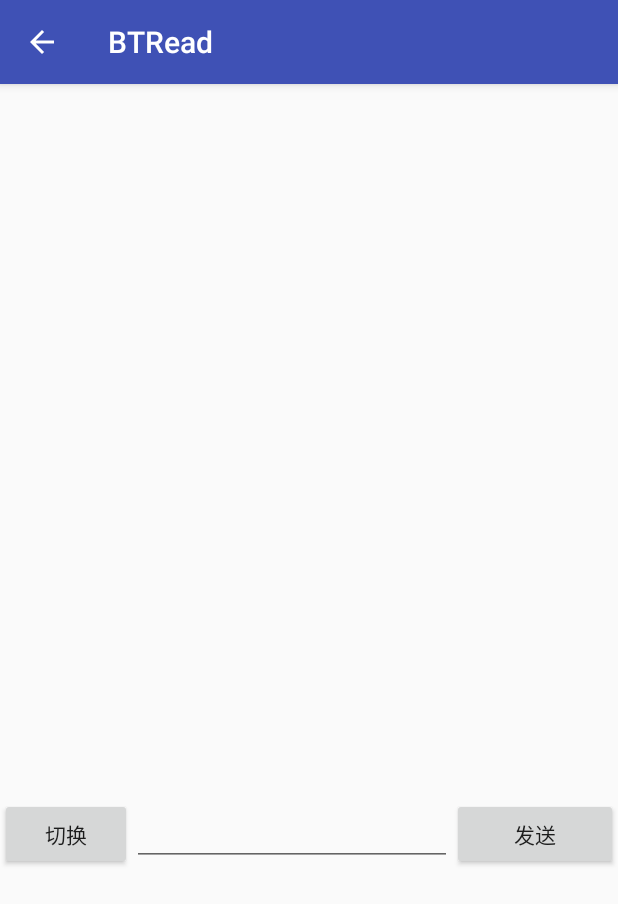
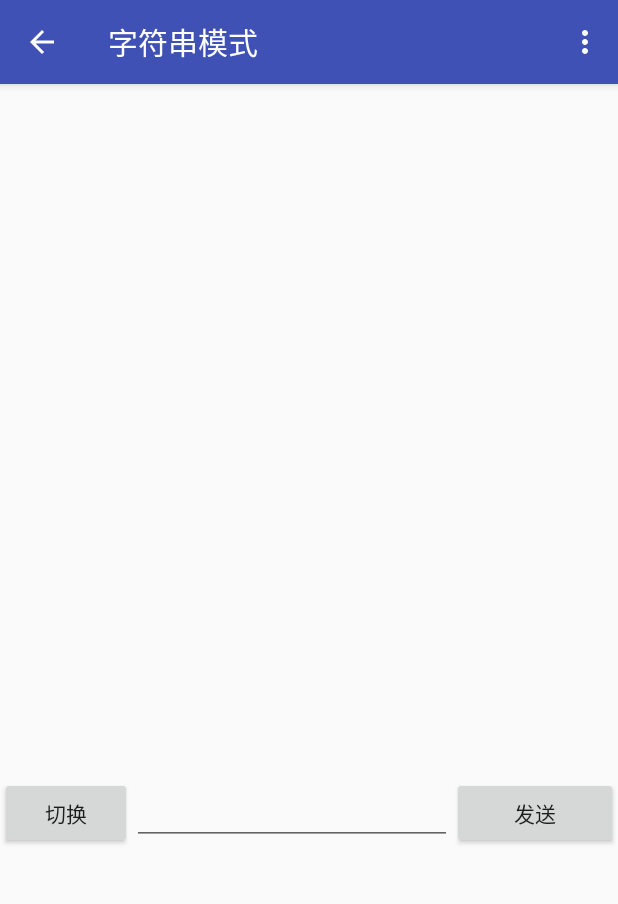
Before and after one commit to yjdwbj/BleReadTool, an Android app: the ConsoleActivity screen opened directly, with no data from a screen before it, on a phone screen of 412 x 824 dp. Shown: the top 904 px of the screen. Run offline under Robolectric (Android 15) with nearby library versions, the phone set to English and light mode, and no system bars; 2 statements that could not run were skipped.

Commit message:
添加读取字符串的模式

```diff
--- a/app/src/main/java/bt/lcy/btread/BtDeviceServicesActivity.java
+++ b/app/src/main/java/bt/lcy/btread/BtDeviceServicesActivity.java
@@ -94,6 +94,7 @@ public class BtDeviceServicesActivity extends AppCompatActivity {
             {
                 onBackPressed();
                 clearUI();
+                btService.disconnect();
                 onStop();
                 return true;
             }
--- a/app/src/main/java/bt/lcy/btread/ConsoleActivity.java
+++ b/app/src/main/java/bt/lcy/btread/ConsoleActivity.java
@@ -11,14 +11,23 @@ import android.support.v7.app.AppCompatActivity;
 import android.text.method.ScrollingMovementMethod;
 import android.util.Log;
 import android.view.Gravity;
+import android.view.Menu;
 import android.view.MenuItem;
 import android.view.View;
 import android.view.WindowManager;
+import android.widget.ArrayAdapter;
 import android.widget.Button;
 import android.widget.EditText;
-import android.widget.MultiAutoCompleteTextView;
+import android.widget.ListView;
+import android.widget.RelativeLayout;
+import android.widget.RelativeLayout.LayoutParams;
 import android.widget.TextView;
 import android.widget.Toast;
+
+import java.util.ArrayList;
+import java.util.List;
+
+import adapters.ReadDataAdapter;
 
 public class ConsoleActivity extends AppCompatActivity {
 
@@ -29,17 +38,24 @@ public class ConsoleActivity extends AppCompatActivity {
     public final static String EXTRAS_CHARACTERISTIC_OBJ = "EXTRAS_CHARACTERISTIC_OBJ";
 
 
+    private ListView listData;
     private EditText cmdLine;
-    private TextView echoLine;
     private Button toggle;
     private Button sendRead;
+
+    private MenuItem hexMenuItem;
+    private MenuItem stringMenuItem;
     private static BluetoothGattCharacteristic characteristic;
     private static BtService btService;
     private boolean write = false;
     private boolean read = false;
     private boolean notify = false;
+    private ArrayAdapter<String> readAdapter;
+
+    private ReadDataAdapter readDataAdapter;
 
     private boolean onlyRead = false;
+
 
     public static void setBtService(final BtService btService) {
         ConsoleActivity.btService = btService;
@@ -48,6 +64,17 @@ public class ConsoleActivity extends AppCompatActivity {
     public static void setCharacteristic(final BluetoothGattCharacteristic characteristic) {
         ConsoleActivity.characteristic = characteristic;
     }
+
+    @Override
+    public boolean onCreateOptionsMenu(Menu menu) {
+        getMenuInflater().inflate(R.menu.read_mode, menu);
+        stringMenuItem = menu.findItem(R.id.string_mode);
+        stringMenuItem.setVisible(false);
+        hexMenuItem = menu.findItem(R.id.hex_string_mode);
+        hexMenuItem.setVisible(true);
+        return true;
+    }
+
 
     @Override
     protected void onCreate(Bundle savedInstanceState) {
@@ -60,11 +87,17 @@ public class ConsoleActivity extends AppCompatActivity {
 
         int properties = characteristic.getProperties();
 
+
+        readDataAdapter = new ReadDataAdapter(this);
+
+        listData = (ListView) findViewById(R.id.list_read);
+
+        listData.setAdapter(readDataAdapter);
+
         cmdLine = (EditText) findViewById(R.id.edit_cmd);
-        echoLine = (TextView) findViewById(R.id.echo_line);
-        echoLine.setMovementMethod(new ScrollingMovementMethod());
         toggle = (Button) findViewById(R.id.button_toggle);
         sendRead = (Button) findViewById(R.id.button_send);
+
 
         read = (properties & BluetoothGattCharacteristic.PROPERTY_READ) != 0;
         write = (properties & BluetoothGattCharacteristic.PROPERTY_WRITE) != 0;
@@ -84,9 +117,15 @@ public class ConsoleActivity extends AppCompatActivity {
         }
 
         if (read && !write) {
-            toggle.setVisibility(View.GONE);
-            cmdLine.setVisibility(View.GONE);
-            sendRead.setText(R.string.read);
+            runOnUiThread(new Runnable() {
+                @Override
+                public void run() {
+                    toggle.setVisibility(View.GONE);
+                    cmdLine.setVisibility(View.GONE);
+                    sendRead.setText(R.string.read);
+                }
+            });
+
         } else if (!read && write) {
             toggle.setVisibility(View.GONE);
             sendRead.setText(R.string.send);
@@ -118,9 +157,9 @@ public class ConsoleActivity extends AppCompatActivity {
                     if (cmdLine.getText().toString().length() == 0)
                         return;
                     Log.i(TAG, "send  some things...............");
-
-                    echoLine.append(cmdLine.getText().toString());
-                    echoLine.append("\n");
+                    readDataAdapter.add(cmdLine.getText().toString());
+//                    echoLine.append(cmdLine.getText().toString());
+//                    echoLine.append("\n");
                     characteristic.setValue(cmdLine.getText().toString());
                     btService.writeCharacteristic(characteristic);
                     cmdLine.setText("");
@@ -131,11 +170,13 @@ public class ConsoleActivity extends AppCompatActivity {
             }
         });
         getSupportActionBar().setDisplayHomeAsUpEnabled(true);
-        getSupportActionBar().setTitle(characteristic.getUuid().toString());
+        getSupportActionBar().setTitle(R.string.stringmode);
     }
 
     @Override
     public boolean onOptionsItemSelected(MenuItem item) {
+
+
         switch (item.getItemId()) {
             case android.R.id.home: {
                 onBackPressed();
@@ -143,10 +184,39 @@ public class ConsoleActivity extends AppCompatActivity {
                 onStop();
                 return true;
             }
+            case R.id.string_mode: {
+                getSupportActionBar().setTitle(R.string.stringmode);
+                readDataAdapter.setHexMode(false);
+                runOnUiThread(new Runnable() {
+                    @Override
+                    public void run() {
+                        hexMenuItem.setVisible(true);
+                        stringMenuItem.setVisible(false);
+                    }
+                });
+//                invalidateOptionsMenu();
+                return true;
+            }
+            case R.id.hex_string_mode: {
+                readDataAdapter.setHexMode(true);
+                getSupportActionBar().setTitle(R.string.hexstringmode);
+                runOnUiThread(new Runnable() {
+                    @Override
+                    public void run() {
+                        hexMenuItem.setVisible(false);
+                        stringMenuItem.setVisible(true);
+                    }
+                });
+
+//                invalidateOptionsMenu();
+                return true;
+            }
 
         }
         return super.onOptionsItemSelected(item);
     }
+
+
 
     private final BroadcastReceiver gattBroadcastReceiver = new BroadcastReceiver() {
         @Override
@@ -162,23 +232,26 @@ public class ConsoleActivity extends AppCompatActivity {
                 String text = "empty";
                 try {
                     text = new String(characteristic.getValue());
+
                 } catch (NullPointerException e) {
 
                 } finally {
 
                 }
-                echoLine.append(text);
-                echoLine.append("\n");
-                Log.i(TAG, "Get Notify data is " + text);
+
+                readDataAdapter.add(text);
+                final byte[] arr = text.getBytes();
+
+                Log.i(TAG, "+++Get Notify data is " + text);
             }
         }
     };
 
     @Override
     protected void onResume() {
+
+        registerReceiver(gattBroadcastReceiver, makeGattUpdateIntenFilter());
         super.onResume();
-        registerReceiver(gattBroadcastReceiver, makeGattUpdateIntenFilter());
-
     }
 
     private static IntentFilter makeGattUpdateIntenFilter() {
@@ -190,18 +263,16 @@ public class ConsoleActivity extends AppCompatActivity {
 
     @Override
     protected void onPause() {
-        super.onPause();
+
         unregisterReceiver(gattBroadcastReceiver);
         Log.i(TAG, "!!! ConsoleActivity onPuse");
-
+        super.onPause();
     }
 
     @Override
     protected void onStop() {
         if (notify) {
-
             btService.setCharacteristicNotification(characteristic, false);
-
             final BluetoothGattDescriptor descriptor = characteristic.getDescriptor(characteristic.getUuid());
             Log.i(TAG, "get descriptor on stop " + descriptor);
             if (descriptor != null) {
--- a/app/src/main/java/bt/lcy/btread/MainActivity.java
+++ b/app/src/main/java/bt/lcy/btread/MainActivity.java
@@ -17,6 +17,7 @@ import android.view.Menu;
 import android.view.MenuItem;
 import android.view.View;
 import android.view.accessibility.AccessibilityManager;
+import android.widget.BaseAdapter;
 import android.widget.ListView;
 import android.widget.TextView;
 import android.widget.Toast;
@@ -81,11 +82,11 @@ public class MainActivity extends ListActivity {
         if (btScanner == null || !btScanner.isScanning) {
             menu.findItem(R.id.menu_stop).setVisible(false);
             menu.findItem(R.id.menu_scan).setVisible(true);
-            menu.findItem(R.id.menu_refresh).setActionView(null);
+//            menu.findItem(R.id.menu_refresh).setActionView(null);
         } else {
             menu.findItem(R.id.menu_stop).setVisible(true);
             menu.findItem(R.id.menu_scan).setVisible(false);
-            menu.findItem(R.id.menu_refresh).setActionView(null);
+            // menu.findItem(R.id.menu_refresh).setActionView(null);
         }
 
 
--- a/app/src/main/res/layout/rwn_console.xml
+++ b/app/src/main/res/layout/rwn_console.xml
@@ -1,55 +1,49 @@
 <?xml version="1.0" encoding="utf-8"?>
 <RelativeLayout xmlns:android="http://schemas.android.com/apk/res/android"
     xmlns:tools="http://schemas.android.com/tools"
+    android:id="@+id/console_layout"
     android:layout_width="match_parent"
     android:layout_height="match_parent"
     android:focusable="true"
     android:focusableInTouchMode="true"
     android:orientation="horizontal">
 
-    <TextView
-        android:id="@+id/echo_line"
+    <ListView
+        android:id="@+id/list_read"
         android:layout_width="match_parent"
-        android:layout_height="476dp"
-        android:editable="false"
-        android:foregroundGravity="bottom"
-        android:gravity="bottom"
-        android:includeFontPadding="true"
-        android:inputType="textMultiLine|textImeMultiLine|textNoSuggestions"
-        android:lineSpacingExtra="8sp"
-        android:overScrollMode="never"
-        android:scrollbarSize="5dp"
-        android:scrollbars="vertical"
-        android:verticalScrollbarPosition="right" />
+        android:layout_height="462dp"
+        android:layout_alignParentStart="true"
+        android:layout_alignParentTop="true"
+        android:divider="@android:color/transparent"
+        android:dividerHeight="10dp"
+        android:stackFromBottom="true"
+        android:transcriptMode="normal" />
 
     <Button
         android:id="@+id/button_toggle"
         android:layout_width="wrap_content"
         android:layout_height="wrap_content"
         android:layout_alignParentStart="true"
-        android:layout_below="@+id/echo_line"
-        android:layout_weight="1"
+        android:layout_below="@+id/list_read"
         android:text="@string/toggle" />
 
     <EditText
         android:id="@+id/edit_cmd"
         android:layout_width="wrap_content"
         android:layout_height="wrap_content"
-        android:layout_below="@+id/echo_line"
+        android:layout_below="@+id/list_read"
         android:layout_toEndOf="@+id/button_toggle"
-        android:layout_weight="1"
         android:ems="10"
         android:imeOptions="actionSend|flagNoEnterAction"
         android:inputType="textPersonName" />
 
     <Button
         android:id="@+id/button_send"
-        android:layout_width="wrap_content"
+        android:layout_width="match_parent"
         android:layout_height="wrap_content"
         android:layout_alignParentEnd="true"
-        android:layout_below="@+id/echo_line"
+        android:layout_below="@+id/list_read"
         android:layout_toEndOf="@+id/edit_cmd"
-        android:layout_weight="1"
         android:text="@string/send" />
 
 </RelativeLayout>
--- a/app/src/main/res/menu/gatt_scan.xml
+++ b/app/src/main/res/menu/gatt_scan.xml
@@ -1,12 +1,6 @@
 <?xml version="1.0" encoding="utf-8"?>
 <menu xmlns:app="http://schemas.android.com/apk/res-auto"
     xmlns:android="http://schemas.android.com/apk/res/android">
-    <item
-        android:id="@+id/menu_refresh"
-        android:checkable="false"
-        android:orderInCategory="1"
-        android:title="@string/menu_refresh"
-        app:showAsAction="ifRoom" />
 
     <item
         android:id="@+id/menu_scan"
--- /dev/null
+++ b/app/src/main/res/menu/read_mode.xml
@@ -0,0 +1,10 @@
+<?xml version="1.0" encoding="utf-8"?>
+<menu xmlns:android="http://schemas.android.com/apk/res/android">
+
+    <item
+        android:id="@+id/string_mode"
+        android:title="@string/stringmode" />
+    <item
+        android:id="@+id/hex_string_mode"
+        android:title="@string/hexstringmode" />
+</menu>
--- a/app/src/main/res/values/strings.xml
+++ b/app/src/main/res/values/strings.xml
@@ -18,4 +18,6 @@
     <string name="read">读取</string>
     <string name="toggle">切换</string>
     <string name="startlistener">开始监听....</string>
+    <string name="stringmode">字符串模式</string>
+    <string name="hexstringmode">HEX模式</string>
 </resources>
--- a/build.gradle
+++ b/build.gradle
@@ -7,7 +7,7 @@ buildscript {
         jcenter()
     }
     dependencies {
-        classpath 'com.android.tools.build:gradle:3.1.2'
+        classpath 'com.android.tools.build:gradle:3.1.3'
 
 
         // NOTE: Do not place your application dependencies here; they belong
```
Also changed, not shown: app/src/main/java/adapters/ReadDataAdapter.java (added, +102 -0 lines), app/src/main/java/bt/lcy/btread/BtService.java (+2 -5 lines), app/src/main/res/drawable/textview_style.xml (added, +11 -0 lines), app/src/main/res/layout/list_single_item.xml (added, +14 -0 lines).
